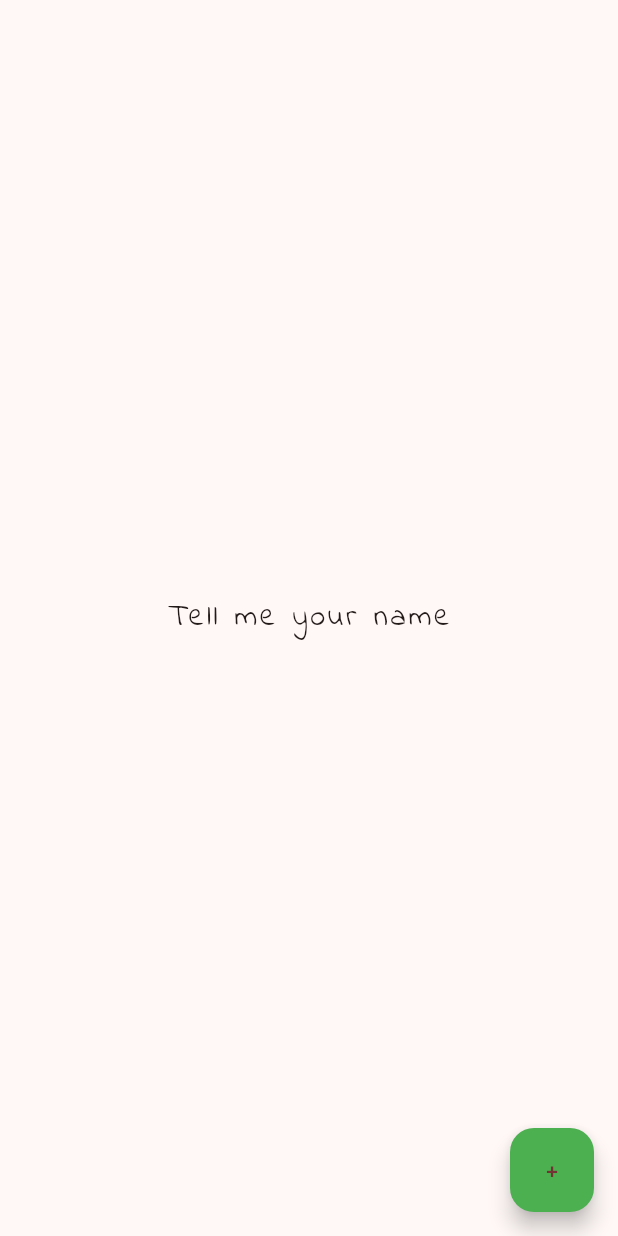
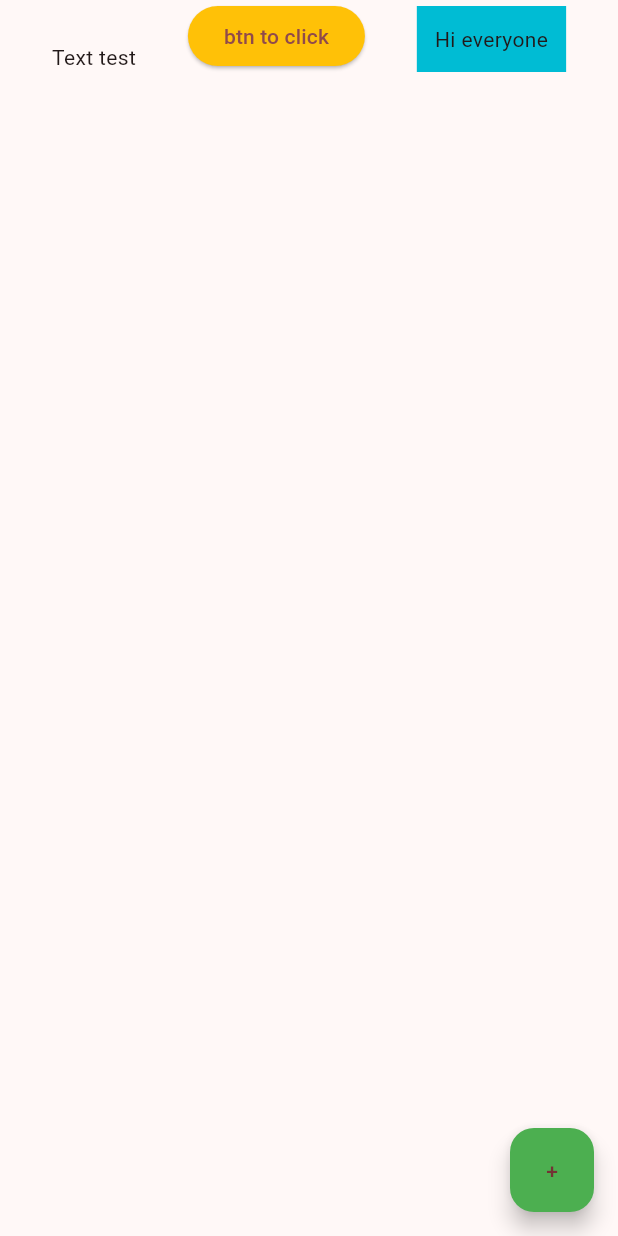
Before and after one commit to GiovanniDrago/motivationalApp, a Flutter app: the screen it shows after launch, on a phone screen of 412 x 824 dp. Run offline on Flutter 3.47's test engine with Material 3 defaults, Android fonts, the phone set to English and light mode, and no system bars.

Commit message:
Row test

```diff
--- a/lib/main.dart
+++ b/lib/main.dart
@@ -28,12 +28,21 @@ class Home extends StatelessWidget {
   @override
   Widget build(BuildContext context) {
     return Scaffold(
-      body: Center(
-        child: Text(
-          'Tell me your name',
-          style: TextStyle(
-              fontSize: 20.0, letterSpacing: 2.0, fontFamily: 'IndieFlower'),
-        ),
+      body: Row(
+        mainAxisAlignment: MainAxisAlignment.spaceEvenly,
+        crossAxisAlignment: CrossAxisAlignment.end,
+        children: <Widget>[
+          Text('Text test'),
+          ElevatedButton(
+              onPressed: () => {},
+              child: Text('btn to click'),
+              style: ElevatedButton.styleFrom(backgroundColor: Colors.amber)),
+          Container(
+            color: Colors.cyan,
+            padding: EdgeInsets.all(12),
+            child: Text('Hi everyone'),
+          )
+        ],
       ),
       floatingActionButton: FloatingActionButton(
         onPressed: () => {},
```
